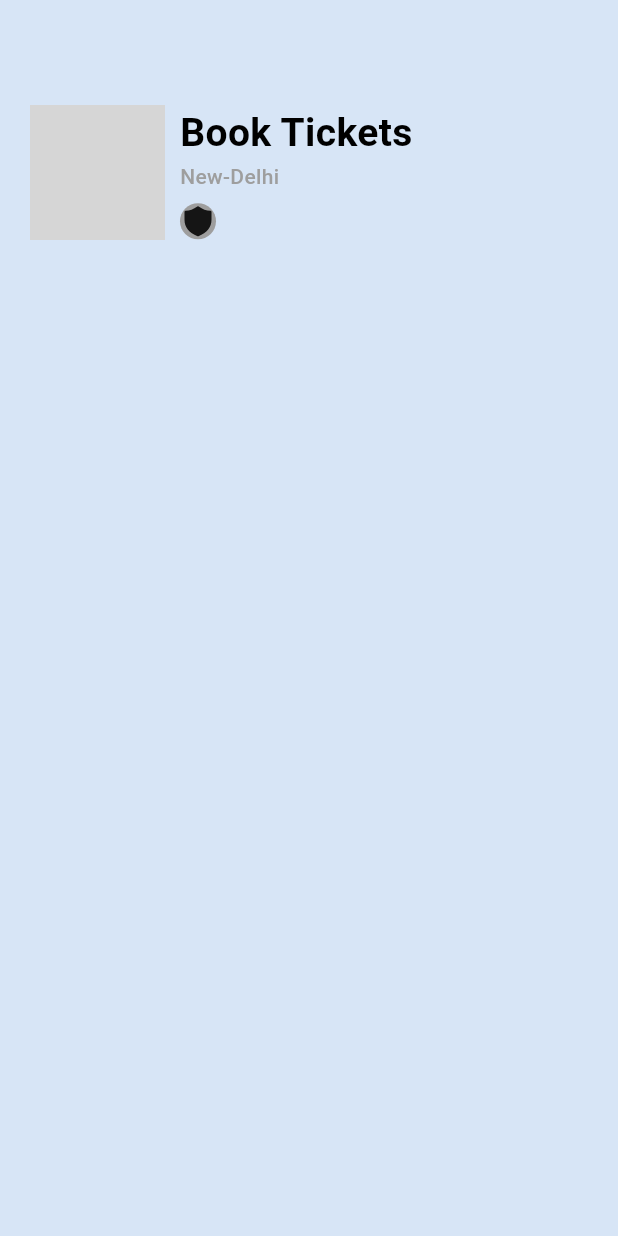
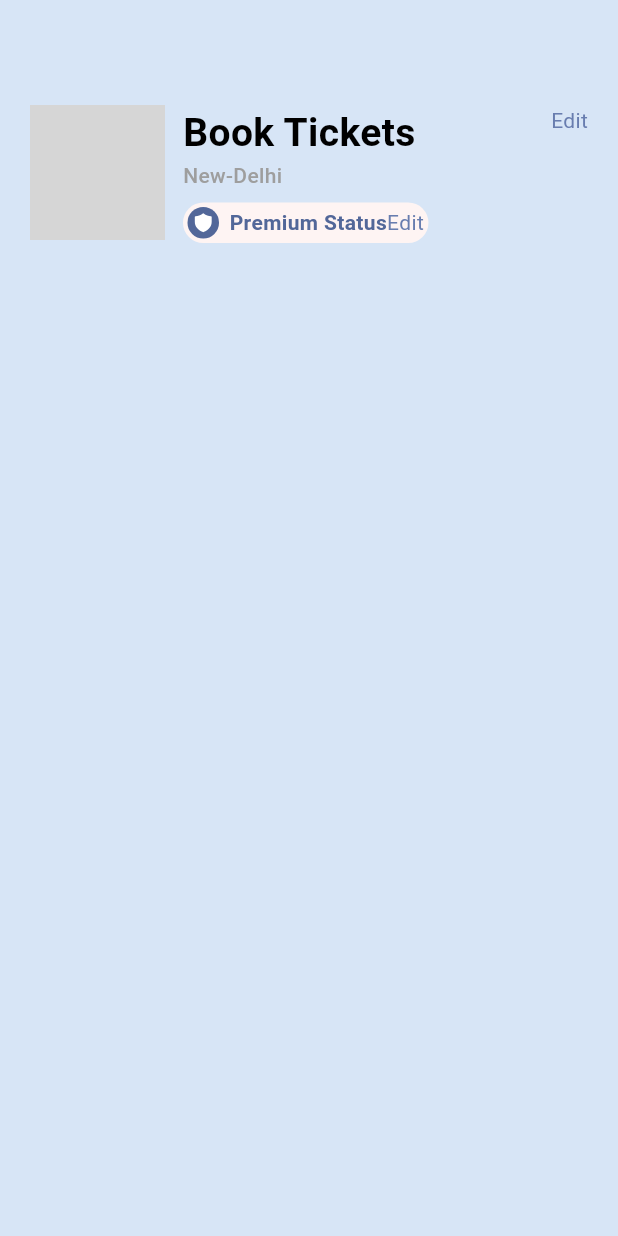
Before and after one commit to jaybhavsar555/TicketBookingApp, a Flutter app: the ProfileScreen screen opened directly, on a phone screen of 412 x 824 dp. Run offline on Flutter 3.47's test engine with Material 2 defaults, Android fonts, the phone set to English and light mode, and no system bars; our stand-ins replace barcode_widget, fluentui_system_icons, fluttertoast, gap, get; grey boxes are pictures that could not be loaded.

Commit message:
Working on profile_screen.dart

```diff
--- a/lib/screens/profile_screen.dart
+++ b/lib/screens/profile_screen.dart
@@ -1,6 +1,6 @@
 import 'package:fluentui_system_icons/fluentui_system_icons.dart';
-import 'package:flutter/cupertino.dart';
 import 'package:flutter/material.dart';
+import 'package:fluttertoast/fluttertoast.dart';
 import 'package:gap/gap.dart';
 
 import '../utils/app_layout.dart';
@@ -11,64 +11,119 @@ class ProfileScreen extends StatelessWidget {
 
   @override
   Widget build(BuildContext context) {
-    return  Scaffold(
+    return Scaffold(
       backgroundColor: Styles.bgColor,
       body: ListView(
-        padding:  EdgeInsets.symmetric(horizontal: AppLayout.getHeight(20), vertical: AppLayout.getHeight(30)),
+        padding: EdgeInsets.symmetric(
+            horizontal: AppLayout.getHeight(20),
+            vertical: AppLayout.getHeight(30)),
         children: [
           Gap(AppLayout.getHeight(40)),
           Row(
+            crossAxisAlignment: CrossAxisAlignment.start,
             children: [
               //profile pic
               Container(
                 width: AppLayout.getWidth(90),
                 height: AppLayout.getHeight(90),
-                    decoration:  BoxDecoration(
+                decoration: BoxDecoration(
                     borderRadius: BorderRadius.circular(10),
                     image: const DecorationImage(
                         fit: BoxFit.fitHeight,
-                            image: AssetImage("assets/images/profile_pic.png")
-                        )
+                        image: AssetImage("assets/images/profile_pic.png"))),
               ),
+              Gap(AppLayout.getHeight(12)),
 
-                  ),
-                  Gap(AppLayout.getHeight(10)),
-
+              //for the text
               Column(
                 crossAxisAlignment: CrossAxisAlignment.start,
                 mainAxisAlignment: MainAxisAlignment.start,
                 children: [
-                      Text("Book Tickets",style: Styles.textHeadStyle1,),
-                      Text("New-Delhi",style: TextStyle(
-                        fontSize: 14,fontWeight: FontWeight.w500,color: Colors.grey.shade500
-                      )),
+                  Text(
+                    "Book Tickets",
+                    style: Styles.textHeadStyle1,
+                  ),
+                  Text("New-Delhi",
+                      style: TextStyle(
+                          fontSize: 14,
+                          fontWeight: FontWeight.w500,
+                          color: Colors.grey.shade500)),
+
                   Gap(AppLayout.getHeight(8)),
+
+                  //Premium Badge
                   Container(
                     decoration: BoxDecoration(
                       borderRadius: BorderRadius.circular(100),
-                          color: Colors.grey,
+                      color: const Color(0xFFFEF4F3),
+                    ),
+                    padding: EdgeInsets.symmetric(vertical: 3,horizontal: 3),
+                    child: Row(
+                      children: [
+                        Container(
+                          padding: const EdgeInsets.all(3),
+                          decoration: const BoxDecoration(
+                            shape: BoxShape.circle,
+                            color: Color(0xFF526799),
+                          ),
+                          child: Icon(FluentIcons.shield_12_filled,
+                              color: Colors.white, size: 15),
+                        ),
+                        Gap(AppLayout.getHeight(7)),
+                        const Text(
+                          "Premium Status",
+                          style: TextStyle(
+                            color: Color(0xFF526799),
+                            fontWeight: FontWeight.w600,
+                          ),
+                        ),
+                        Column(
+                          children: [
+                            InkWell(
+                              child: Text("Edit", style: TextStyle(
+                                color: Styles.primaryColor,
+                                fontWeight: FontWeight.w400,
 
                               ),
-                        child: Row(
-                          children: [
+                              ),
+                            )
+                          ],
+                        ),
+                      ],
+                    ),
 
-                            Container(
-                              decoration: const BoxDecoration(
-                                shape: BoxShape.circle,
-
-                              ),
-                              child: Icon(FluentIcons.shield_12_filled),
                   ),
 
                 ],
               ),
+              Spacer(),
+              Column(
+                children: [
+                  InkWell(
+                    onTap: (){
+                      Fluttertoast.showToast(
+                          msg: "Now u can edit...",
+                          toastLength: Toast.LENGTH_SHORT,
+                          gravity: ToastGravity.CENTER,
+                          timeInSecForIosWeb: 1,
+                          textColor: Colors.white,
+                          fontSize: 16.0
+                      );
+                    },
+                    child: Text("Edit", style: TextStyle(
+                      color: Styles.primaryColor,
+                      fontWeight: FontWeight.w400,
+
+                    ),
+                    ),
                   )
-
                 ],
-                  )
+              ),
 
             ],
           ),
+
+
 
         ],
       ),
--- a/pubspec.yaml
+++ b/pubspec.yaml
@@ -38,6 +38,7 @@ dependencies:
   gap: ^3.0.1
   get:
   fluentui_system_icons: ^1.1.219
+  fluttertoast: ^8.2.2
 
 
 
```
Also changed, not shown: pubspec.lock. Lines whose indentation alone changed are shown as unchanged.
